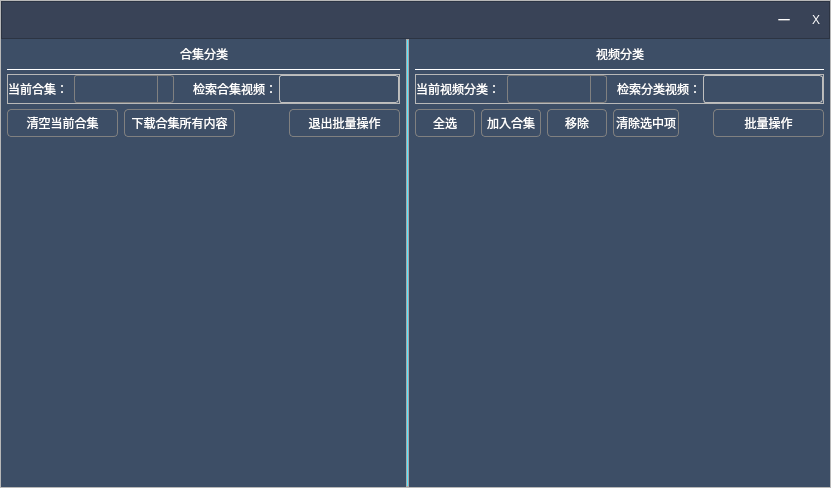
The window that VideoPlayer/creator/mywork/SortDialog.ui (huizhang556/pc-video-player) describes before a commit, drawn with Qt 5.
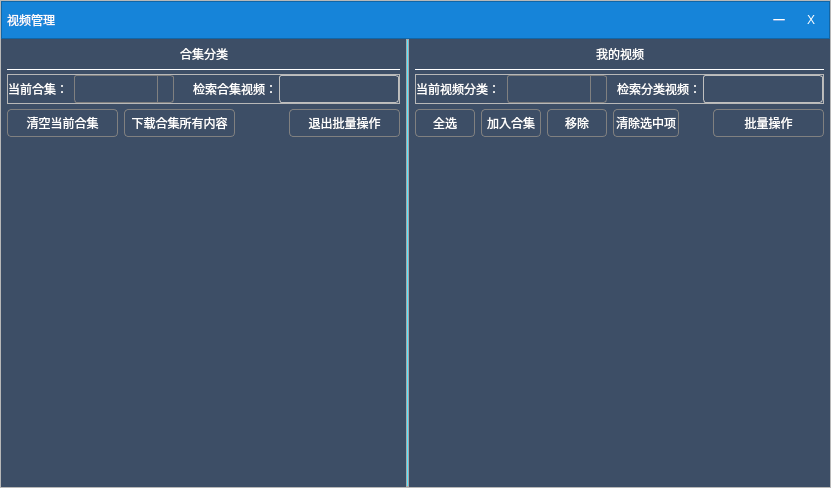
The same window after the commit. The open tabs and pages were chosen to show the change. Icons and pictures are not drawn.

Commit message: 增加用户视频展示列表、专辑展示、合集展示、动态展示

```diff
--- a/VideoPlayer/creator/mywork/SortDialog.ui
+++ b/VideoPlayer/creator/mywork/SortDialog.ui
@@ -76,7 +76,7 @@
         <property name="styleSheet">
          <string notr="true">#frame_title
 {
-background-color: rgb(57, 67, 87);
+background-color: #1684d9;
 }</string>
         </property>
         <property name="frameShape">
@@ -87,13 +87,13 @@
         </property>
         <layout class="QHBoxLayout" name="horizontalLayout">
          <property name="leftMargin">
-          <number>0</number>
+          <number>5</number>
          </property>
          <property name="topMargin">
           <number>0</number>
          </property>
          <property name="rightMargin">
-          <number>0</number>
+          <number>5</number>
          </property>
          <property name="bottomMargin">
           <number>0</number>
@@ -102,13 +102,13 @@
           <widget class="QPushButton" name="pushButton_icon">
            <property name="minimumSize">
             <size>
-             <width>88</width>
+             <width>100</width>
              <height>36</height>
             </size>
            </property>
            <property name="maximumSize">
             <size>
-             <width>88</width>
+             <width>100</width>
              <height>36</height>
             </size>
            </property>
@@ -116,14 +116,14 @@
             <string notr="true">QPushButton
 {
 border: none;
-color: pink;
+color: #fdfdfb;
 text-align: left;
 font: 800 18px &quot;微软雅黑&quot;;
 background-color: transparent;
 }</string>
            </property>
            <property name="text">
-            <string/>
+            <string>视频管理</string>
            </property>
           </widget>
          </item>
@@ -1249,7 +1249,7 @@
                    </size>
                   </property>
                   <property name="text">
-                   <string>视频分类</string>
+                   <string>我的视频</string>
                   </property>
                  </widget>
                 </item>
```
Left out of the diff: 6 changed lines with no effect on the pictures. The commit also changes 30 other files.
